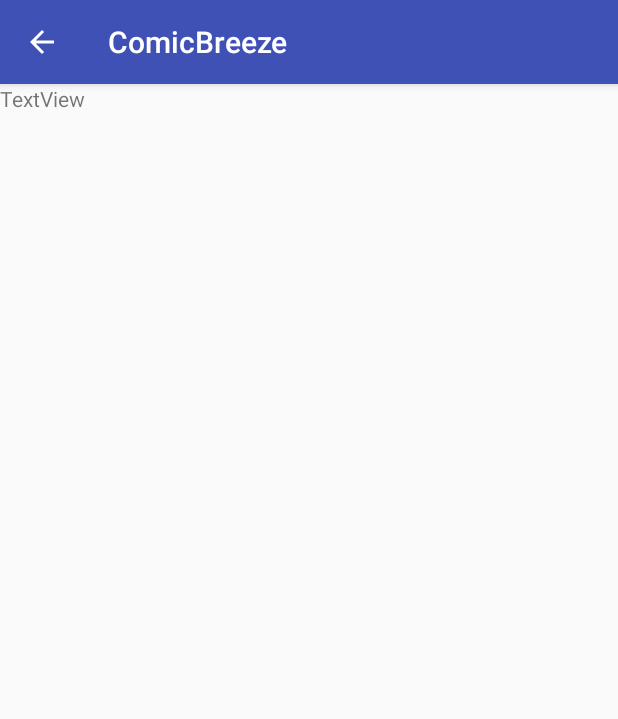
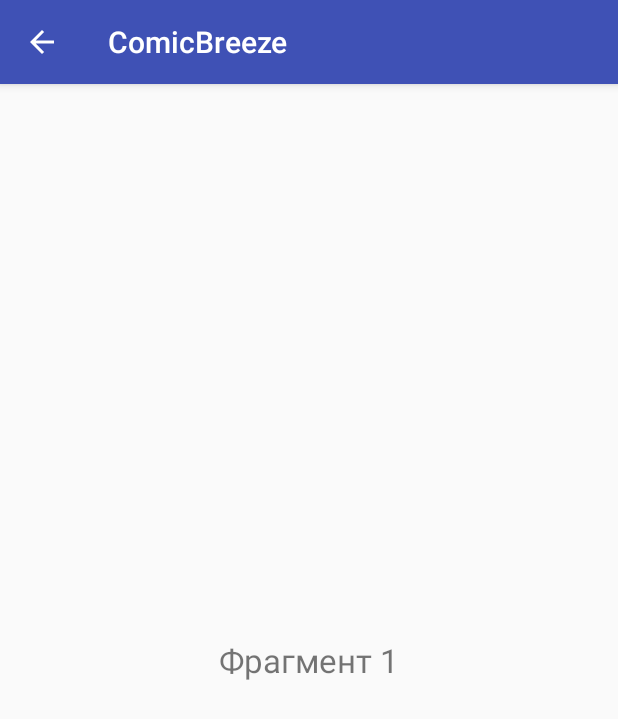
Before and after one commit to intet/ComicBreeze_android, an Android app: the ComicPageActivity screen opened directly, with no data from a screen before it, on a phone screen of 412 x 824 dp. Shown: the top 719 px of the screen. Run offline under Robolectric (Android 15) with nearby library versions, the phone set to English and light mode, and no system bars.

Commit message:
Прокрутка

```diff
--- a/app/src/main/java/com/intetm/comicbreeze/view/grid/ComicPageAdapter.kt
+++ /dev/null
@@ -1,14 +0,0 @@
-package com.intetm.comicbreeze.view.grid
-
-import android.support.v4.view.PagerAdapter
-import android.view.View
-
-class ComicPageAdapter : PagerAdapter() {
-    override fun isViewFromObject(view: View, `object`: Any): Boolean {
-        TODO("not implemented") //To change body of created functions use File | Settings | File Templates.
-    }
-
-    override fun getCount(): Int {
-        return 10
-    }
-}
--- a/app/src/main/java/com/intetm/comicbreeze/view/page/ComicPageActivity.kt
+++ b/app/src/main/java/com/intetm/comicbreeze/view/page/ComicPageActivity.kt
@@ -1,6 +1,7 @@
 package com.intetm.comicbreeze.view.page
 
 import android.os.Bundle
+import android.support.v4.view.ViewPager
 import android.support.v7.app.AppCompatActivity
 import com.intetm.comicbreeze.R
 
@@ -9,5 +10,8 @@ class ComicPageActivity : AppCompatActivity() {
     override fun onCreate(savedInstanceState: Bundle?) {
         super.onCreate(savedInstanceState)
         setContentView(R.layout.activity_page)
+
+        val pager = findViewById<ViewPager>(R.id.pager)
+        pager.adapter = ComicPageAdapter(supportFragmentManager)
     }
 }
--- /dev/null
+++ b/app/src/main/java/com/intetm/comicbreeze/view/page/ComicPageAdapter.kt
@@ -0,0 +1,15 @@
+package com.intetm.comicbreeze.view.page
+
+import android.support.v4.app.Fragment
+import android.support.v4.app.FragmentManager
+import android.support.v4.app.FragmentPagerAdapter
+
+class ComicPageAdapter(fm: FragmentManager) : FragmentPagerAdapter(fm) {
+    override fun getCount(): Int {
+        return 10
+    }
+
+    override fun getItem(position: Int): Fragment? {
+        return ComicPageFragment.newInstance(position)
+    }
+}
--- /dev/null
+++ b/app/src/main/java/com/intetm/comicbreeze/view/page/ComicPageFragment.kt
@@ -0,0 +1,36 @@
+package com.intetm.comicbreeze.view.page
+
+import android.os.Bundle
+import android.support.v4.app.Fragment
+import android.view.LayoutInflater
+import android.view.View
+import android.view.ViewGroup
+import android.widget.TextView
+import com.intetm.comicbreeze.R
+
+
+class ComicPageFragment : Fragment() {
+    private var pageNumber: Int = 0
+    override fun onCreate(savedInstanceState: Bundle?) {
+        super.onCreate(savedInstanceState)
+        pageNumber = if (arguments != null) arguments!!.getInt("num") else 1
+    }
+
+    override fun onCreateView(inflater: LayoutInflater, container: ViewGroup?, savedInstanceState: Bundle?): View? {
+        val result = inflater.inflate(R.layout.comic_page_fragment, container, false)
+        val pageHeader = result.findViewById(R.id.displayText) as TextView
+        val header = String.format("Фрагмент %d", pageNumber + 1)
+        pageHeader.text = header
+        return result
+    }
+
+    companion object {
+        fun newInstance(page: Int): ComicPageFragment {
+            val fragment = ComicPageFragment()
+            val args = Bundle()
+            args.putInt("num", page)
+            fragment.arguments = args
+            return fragment
+        }
+    }
+}
--- a/app/src/main/res/layout/activity_page.xml
+++ b/app/src/main/res/layout/activity_page.xml
@@ -6,11 +6,10 @@
     tools:context="com.intetm.comicbreeze.view.page.ComicPageActivity">
 
 
-    <TextView
-        android:id="@+id/textView2"
-        android:layout_width="wrap_content"
-        android:layout_height="wrap_content"
-        android:text="TextView"
-        tools:layout_editor_absoluteX="63dp"
-        tools:layout_editor_absoluteY="184dp" />
+  <android.support.v4.view.ViewPager
+      android:id="@+id/pager"
+      android:layout_width="match_parent"
+      android:layout_height="match_parent">
+
+  </android.support.v4.view.ViewPager>
 </android.support.constraint.ConstraintLayout>
--- /dev/null
+++ b/app/src/main/res/layout/comic_page_fragment.xml
@@ -0,0 +1,12 @@
+<FrameLayout xmlns:android="http://schemas.android.com/apk/res/android"
+    android:layout_width="match_parent"
+    android:layout_height="match_parent">
+
+    <TextView
+        android:id="@+id/displayText"
+        android:layout_width="wrap_content"
+        android:layout_height="wrap_content"
+        android:layout_gravity="center"
+        android:text="test"
+        android:textSize="22sp" />
+</FrameLayout>
```
